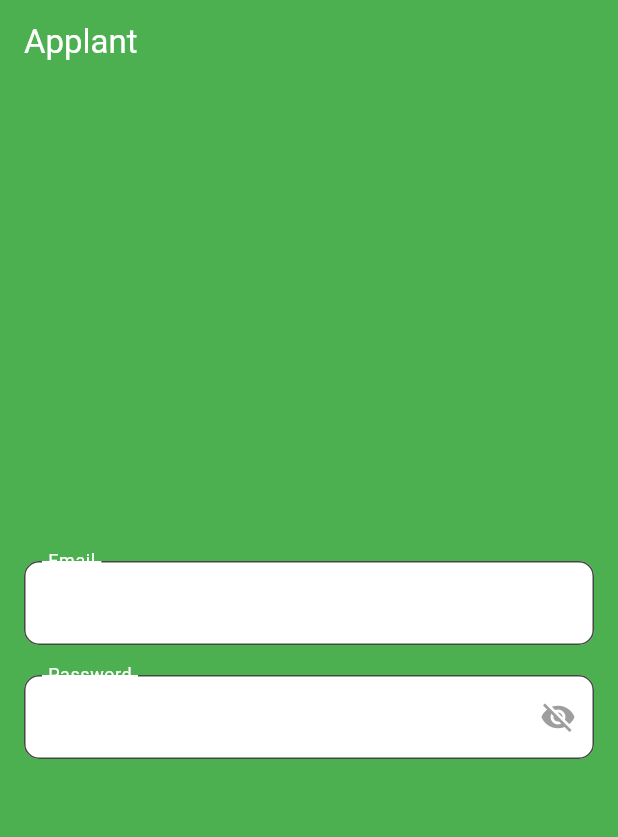
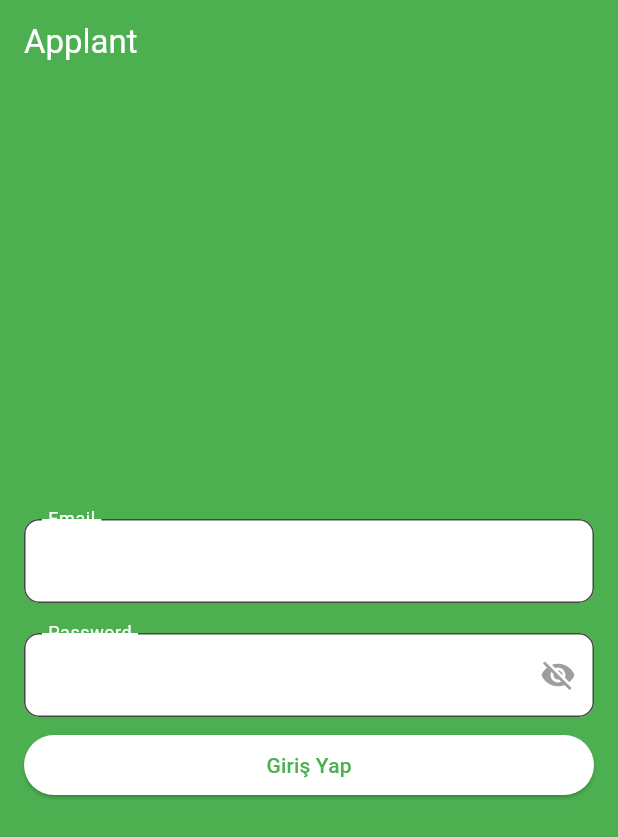
Before and after one commit to furkancabbar/Applant, a Flutter app: the screen it shows after launch, on a phone screen of 412 x 824 dp. Shown: the top 837 px of the screen. Run offline on Flutter 3.47's test engine with Material 3 defaults, Android fonts, the phone set to English and light mode, and no system bars.

Commit message:
Elevated Button updated

```diff
--- a/lib/main.dart
+++ b/lib/main.dart
@@ -93,6 +93,20 @@ class _MyHomePageState extends State<MyHomePage> {
                 ),
               ),
             ),
+            Padding(
+              padding: EdgeInsets.only(top: 8.0),
+              child: ElevatedButton(
+                  style: ElevatedButton.styleFrom(
+                    backgroundColor: Colors.white,
+                  ),
+                  onPressed: () {
+                    setState(() {});
+                  },
+                  child: Text(
+                    "Giriş Yap",
+                    style: TextStyle(color: Colors.green),
+                  )),
+            )
           ],
         ),
       ),
```
